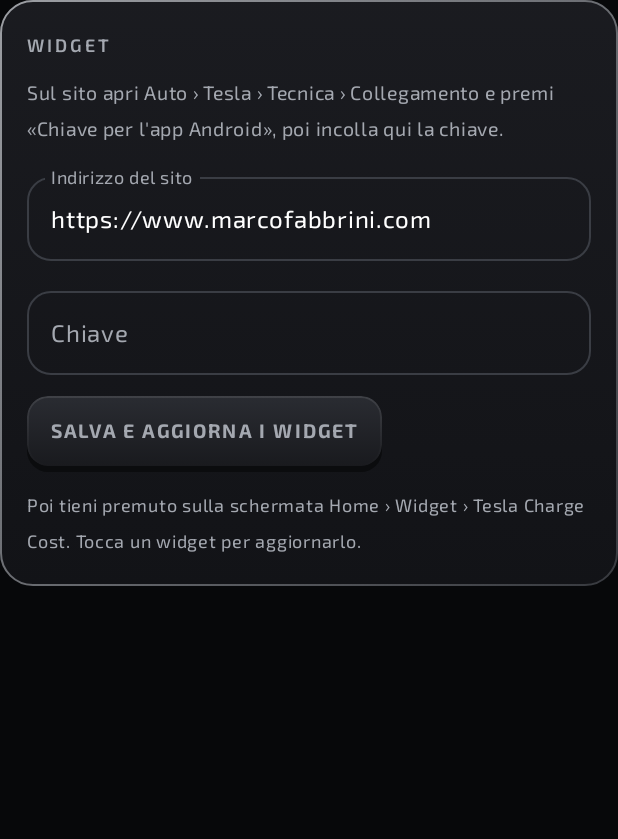
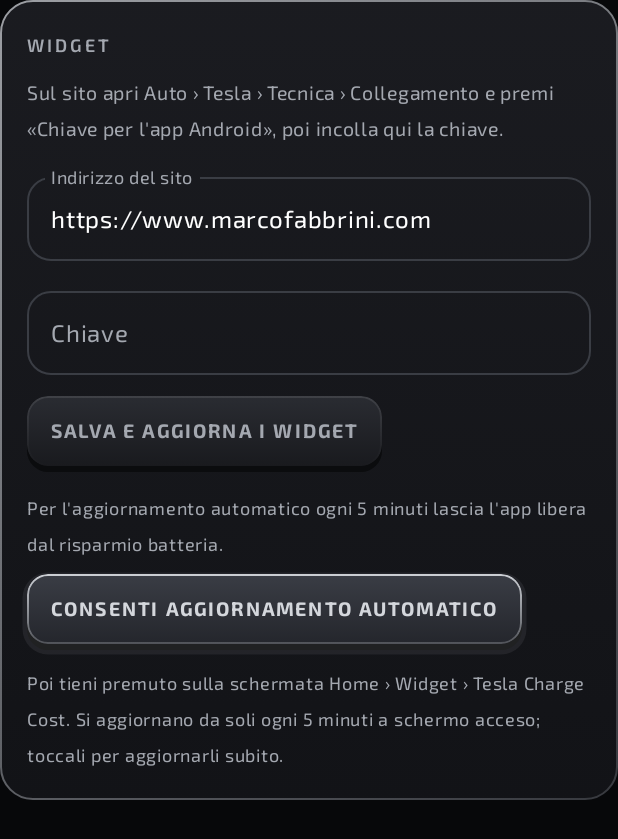
Before and after one commit to marcofabbrini/Tesla, an Android app built with Jetpack Compose: the composable WidgetSettingsCard shown on its own in the app's theme, on a phone screen of 412 x 824 dp. Shown: the top 839 px of the screen. Run offline under Robolectric (Android 15) with nearby library versions, the phone set to English and light mode, and no system bars.

Commit message:
Widget: aggiornamento automatico ogni 5 minuti, riprogrammato dopo riavvio e aggiornamento dell'app
Co-Authored-By: Claude Opus 5.5 <noreply@anthropic.com>
Claude-Session: https://claude.ai/code/session_01BN2uYDJL7x8o7hTWsov3Aw

```diff
--- a/app/src/main/AndroidManifest.xml
+++ b/app/src/main/AndroidManifest.xml
@@ -2,6 +2,7 @@
 <manifest xmlns:android="http://schemas.android.com/apk/res/android">
 
     <uses-permission android:name="android.permission.INTERNET" />
+    <uses-permission android:name="android.permission.REQUEST_IGNORE_BATTERY_OPTIMIZATIONS" />
 
     <application
         android:allowBackup="true"
--- a/app/src/main/java/com/marcofabbrini/teslachargecost/ui/WidgetSettings.kt
+++ b/app/src/main/java/com/marcofabbrini/teslachargecost/ui/WidgetSettings.kt
@@ -16,6 +16,10 @@ import androidx.compose.ui.platform.LocalContext
 import androidx.compose.ui.text.input.KeyboardType
 import androidx.compose.ui.unit.dp
 import androidx.compose.ui.unit.sp
+import android.content.Intent
+import android.net.Uri
+import android.os.PowerManager
+import android.provider.Settings
 import com.marcofabbrini.teslachargecost.widget.TeslaApi
 import com.marcofabbrini.teslachargecost.widget.TeslaWidgetsAll
 import com.marcofabbrini.teslachargecost.widget.WidgetPrefs
@@ -70,8 +74,27 @@ fun WidgetSettingsCard() {
         if (esito.isNotBlank()) {
             Text(esito, modifier = Modifier.padding(top = 10.dp), color = Neon.TextDim, fontSize = 12.sp)
         }
+        // Samsung mette a dormire le app: senza questo permesso i widget non si aggiornano da soli
+        val pm = ctx.getSystemService(android.content.Context.POWER_SERVICE) as PowerManager
+        var libera by remember { mutableStateOf(pm.isIgnoringBatteryOptimizations(ctx.packageName)) }
+        if (!libera) {
+            Text(
+                "Per l'aggiornamento automatico ogni 5 minuti lascia l'app libera dal risparmio batteria.",
+                modifier = Modifier.padding(top = 12.dp), color = Neon.TextDim, fontSize = 12.sp,
+            )
+            NeonButton(
+                label = "Consenti aggiornamento automatico",
+                onClick = {
+                    runCatching {
+                        ctx.startActivity(Intent(Settings.ACTION_REQUEST_IGNORE_BATTERY_OPTIMIZATIONS, Uri.parse("package:" + ctx.packageName)))
+                    }.onFailure { runCatching { ctx.startActivity(Intent(Settings.ACTION_IGNORE_BATTERY_OPTIMIZATION_SETTINGS)) } }
+                    libera = true
+                },
+                modifier = Modifier.padding(top = 8.dp),
+            )
+        }
         Text(
-            "Poi tieni premuto sulla schermata Home › Widget › Tesla Charge Cost. Tocca un widget per aggiornarlo.",
+            "Poi tieni premuto sulla schermata Home › Widget › Tesla Charge Cost. Si aggiornano da soli ogni 5 minuti a schermo acceso; toccali per aggiornarli subito.",
             modifier = Modifier.padding(top = 10.dp), color = Neon.TextDim, fontSize = 12.sp,
         )
     }
```
Also changed, not shown: app/src/main/java/com/marcofabbrini/teslachargecost/widget/TeslaWidgets.kt (+14 -5 lines), 1 other file.
